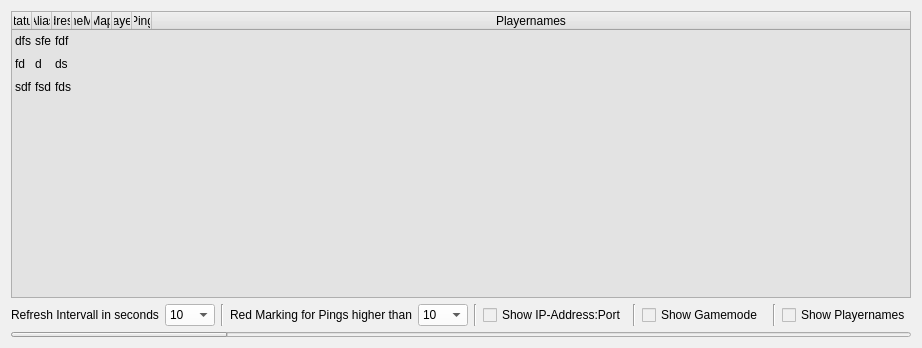
This is source_files/isrt_monitor.ui in olli-e/ISRT as Qt 5 draws it before an edit. The edited form follows.
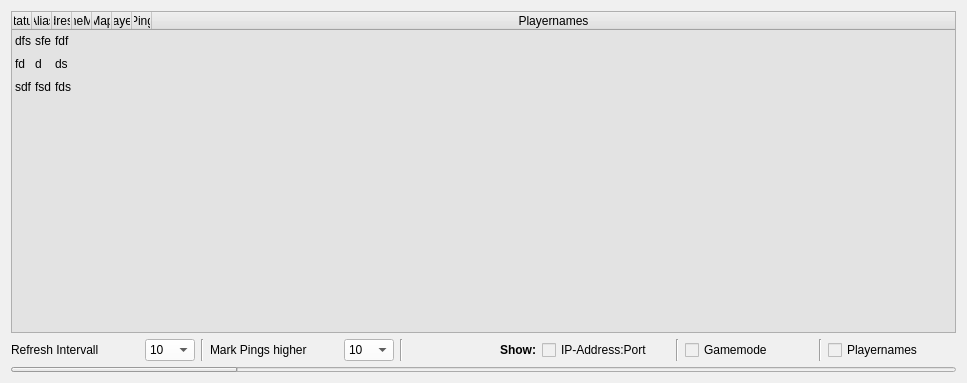
This is the edited form. Icons and pictures are not drawn.

Commit message: Feature Upgrade Monitor

Diff of the .ui file:
```diff
--- a/source_files/isrt_monitor.ui
+++ b/source_files/isrt_monitor.ui
@@ -6,8 +6,8 @@
    <rect>
     <x>0</x>
     <y>0</y>
-    <width>920</width>
-    <height>348</height>
+    <width>967</width>
+    <height>383</height>
    </rect>
   </property>
   <property name="windowTitle">
@@ -35,7 +35,7 @@
        </property>
        <property name="minimumSize">
         <size>
-         <width>900</width>
+         <width>500</width>
          <height>120</height>
         </size>
        </property>
@@ -240,14 +240,20 @@
       <layout class="QHBoxLayout" name="horizontalLayout_2">
        <item>
         <widget class="QLabel" name="label_19">
+         <property name="sizePolicy">
+          <sizepolicy hsizetype="Preferred" vsizetype="Preferred">
+           <horstretch>0</horstretch>
+           <verstretch>0</verstretch>
+          </sizepolicy>
+         </property>
          <property name="minimumSize">
           <size>
-           <width>145</width>
+           <width>0</width>
            <height>0</height>
           </size>
          </property>
          <property name="text">
-          <string>Refresh Intervall in seconds</string>
+          <string>Refresh Intervall</string>
          </property>
         </widget>
        </item>
@@ -345,14 +351,20 @@
        </item>
        <item>
         <widget class="QLabel" name="label_21">
+         <property name="sizePolicy">
+          <sizepolicy hsizetype="Preferred" vsizetype="Preferred">
+           <horstretch>0</horstretch>
+           <verstretch>0</verstretch>
+          </sizepolicy>
+         </property>
          <property name="minimumSize">
           <size>
-           <width>170</width>
+           <width>0</width>
            <height>0</height>
           </size>
          </property>
          <property name="text">
-          <string>Red Marking for Pings higher than</string>
+          <string>Mark Pings higher</string>
          </property>
         </widget>
        </item>
@@ -463,10 +475,32 @@
          </property>
         </widget>
        </item>
+       <item>
+        <widget class="QLabel" name="label">
+         <property name="maximumSize">
+          <size>
+           <width>16777215</width>
+           <height>15</height>
+          </size>
+         </property>
+         <property name="font">
+          <font>
+           <weight>75</weight>
+           <bold>true</bold>
+          </font>
+         </property>
+         <property name="text">
+          <string>Show:</string>
+         </property>
+         <property name="alignment">
+          <set>Qt::AlignRight|Qt::AlignTrailing|Qt::AlignVCenter</set>
+         </property>
+        </widget>
+       </item>
        <item>
         <widget class="QCheckBox" name="cb_ipaddress">
          <property name="text">
-          <string>Show IP-Address:Port</string>
+          <string>IP-Address:Port</string>
          </property>
         </widget>
        </item>
@@ -480,7 +514,7 @@
        <item>
         <widget class="QCheckBox" name="cb_gamemode">
          <property name="text">
-          <string>Show Gamemode</string>
+          <string>Gamemode</string>
          </property>
         </widget>
        </item>
@@ -494,7 +528,7 @@
        <item>
         <widget class="QCheckBox" name="cb_playernames">
          <property name="text">
-          <string>Show Playernames</string>
+          <string>Playernames</string>
          </property>
         </widget>
        </item>
```
The commit also changes 3 other files.
